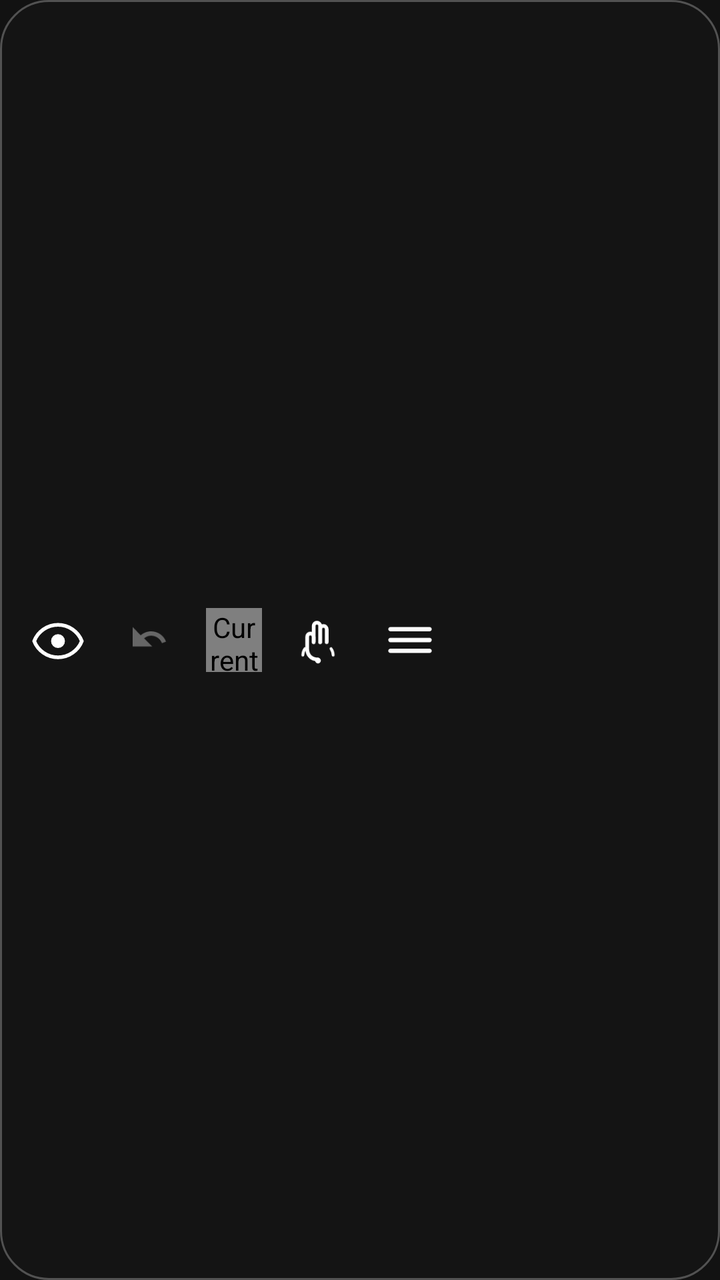
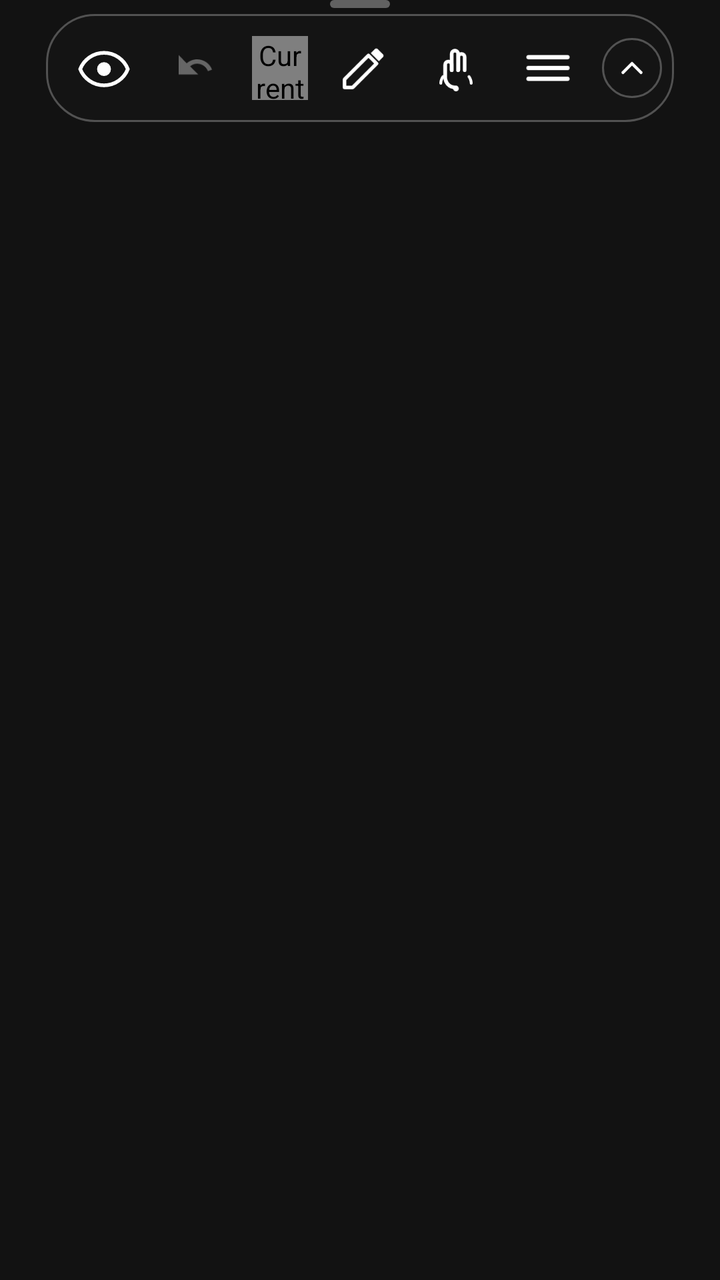

The first picture is an Android layout as it rendered before a commit; the second is the same layout after the commit. The layout source and the unified diff follow.
<!-- AndroidManifest.xml: application theme Theme.DrawAnywhere -->
<!-- res/layout/overlay_toolbar_horizontal.xml -->
<?xml version="1.0" encoding="utf-8"?>
<LinearLayout
    xmlns:android="http://schemas.android.com/apk/res/android"
    android:layout_width="wrap_content"
    android:layout_height="wrap_content"
    android:orientation="horizontal"
    android:gravity="center_vertical"
    android:background="@drawable/bg_toolbar"
    android:paddingStart="6dp"
    android:paddingEnd="6dp"
    android:paddingTop="4dp"
    android:paddingBottom="4dp"
    android:elevation="8dp">

    <ImageView
        android:id="@+id/btn_hide"
        android:layout_width="46dp"
        android:layout_height="46dp"
        android:padding="10dp"
        android:src="@drawable/ic_eye"
        android:tint="@color/toolbar_icon_default"
        android:scaleType="fitCenter"
        android:background="@android:color/transparent"
        android:clickable="true"
        android:focusable="true"
        android:contentDescription="@string/cd_btn_hide" />

    <ImageView
        android:id="@+id/btn_undo"
        android:layout_width="46dp"
        android:layout_height="46dp"
        android:padding="10dp"
        android:src="@drawable/ic_undo"
        android:tint="@color/toolbar_icon_default"
        android:scaleType="fitCenter"
        android:background="@android:color/transparent"
        android:clickable="true"
        android:focusable="true"
        android:alpha="0.35"
        android:enabled="false"
        android:contentDescription="@string/cd_btn_undo" />

    
    <com.drawanywhere.app.ColorDropView
        android:id="@+id/view_color_dot"
        android:layout_width="28dp"
        android:layout_height="32dp"
        android:layout_marginStart="5dp"
        android:layout_marginEnd="5dp"
        android:clickable="true"
        android:focusable="true"
        android:contentDescription="@string/cd_color_dot" />

    <ImageView
        android:id="@+id/btn_finger"
        android:layout_width="46dp"
        android:layout_height="46dp"
        android:padding="10dp"
        android:src="@drawable/ic_finger"
        android:tint="@color/toolbar_icon_default"
        android:scaleType="fitCenter"
        android:background="@android:color/transparent"
        android:clickable="true"
        android:focusable="true"
        android:contentDescription="@string/cd_btn_finger" />

    <ImageView
        android:id="@+id/btn_settings"
        android:layout_width="46dp"
        android:layout_height="46dp"
        android:padding="10dp"
        android:src="@drawable/ic_settings"
        android:tint="@color/toolbar_icon_default"
        android:scaleType="fitCenter"
        android:background="@android:color/transparent"
        android:clickable="true"
        android:focusable="true"
        android:contentDescription="@string/cd_btn_settings" />

</LinearLayout>
<!-- resources referenced by this layout -->
<resources>
  <color name="toolbar_icon_default">#FFFFFFFF</color>
  <!-- drawable bg_toolbar (drawable) -->
  <?xml version="1.0" encoding="utf-8"?>
  <shape xmlns:android="http://schemas.android.com/apk/res/android"
      android:shape="rectangle">
  
      <solid android:color="@color/toolbar_bg" />
  
      <corners android:radius="24dp" />
  
      <stroke
          android:width="1dp"
          android:color="@color/toolbar_divider" />
  
  </shape>
  <!-- drawable ic_undo (drawable) -->
  <?xml version="1.0" encoding="utf-8"?>
  <vector xmlns:android="http://schemas.android.com/apk/res/android"
      android:width="24dp"
      android:height="24dp"
      android:viewportWidth="24"
      android:viewportHeight="24">
  
      <path
          android:pathData="M12.5,8C10.65,8 8.99,8.7 7.7,9.83L4,6V15H13L9.27,11.27C10.16,10.49 11.28,10 12.5,10C14.77,10 16.72,11.44 17.5,13.45L19.41,12.74C18.29,9.87 15.61,8 12.5,8Z"
          android:fillColor="#FFFFFFFF" />
  
  </vector>
  <string name="cd_btn_finger">Toggle touch pass-through</string>
  <string name="cd_btn_hide">Hide or show canvas</string>
  <string name="cd_btn_settings">Open settings</string>
  <string name="cd_btn_undo">Undo last stroke</string>
  <string name="cd_color_dot">Current drawing color</string>
  <color name="toolbar_bg">#E8141414</color>
  <color name="toolbar_divider">#44FFFFFF</color>
  <color name="colorPrimary">#FFB73A3A</color>
  <color name="colorPrimaryVariant">#FF8B0000</color>
  <color name="colorOnPrimary">#FFFFFFFF</color>
  <color name="colorSecondary">#FF444444</color>
  <color name="colorOnSecondary">#FFFFFFFF</color>
  <color name="colorError">#FFCF6679</color>
  <color name="colorOnError">#FF000000</color>
  <color name="colorSurface">#FF1C1C1C</color>
  <color name="colorOnSurface">#FFFFFFFF</color>
  <color name="colorBackground">#FF121212</color>
  <!-- unchanged entries left out for length: 4 -->
</resources>

<!-- the commit's change to res/layout/overlay_toolbar_horizontal.xml (unified diff, before → after) -->
@@ -3,78 +3,125 @@
     xmlns:android="http://schemas.android.com/apk/res/android"
     android:layout_width="wrap_content"
     android:layout_height="wrap_content"
-    android:orientation="horizontal"
-    android:gravity="center_vertical"
-    android:background="@drawable/bg_toolbar"
-    android:paddingStart="6dp"
-    android:paddingEnd="6dp"
-    android:paddingTop="4dp"
-    android:paddingBottom="4dp"
-    android:elevation="8dp">
-
-    <ImageView
-        android:id="@+id/btn_hide"
-        android:layout_width="46dp"
-        android:layout_height="46dp"
-        android:padding="10dp"
-        android:src="@drawable/ic_eye"
-        android:tint="@color/toolbar_icon_default"
-        android:scaleType="fitCenter"
-        android:background="@android:color/transparent"
-        android:clickable="true"
-        android:focusable="true"
-        android:contentDescription="@string/cd_btn_hide" />
-
-    <ImageView
-        android:id="@+id/btn_undo"
-        android:layout_width="46dp"
-        android:layout_height="46dp"
-        android:padding="10dp"
-        android:src="@drawable/ic_undo"
-        android:tint="@color/toolbar_icon_default"
-        android:scaleType="fitCenter"
-        android:background="@android:color/transparent"
-        android:clickable="true"
-        android:focusable="true"
-        android:alpha="0.35"
-        android:enabled="false"
-        android:contentDescription="@string/cd_btn_undo" />
+    android:orientation="vertical"
+    android:gravity="center_horizontal">
 
     
-    <com.drawanywhere.app.ColorDropView
-        android:id="@+id/view_color_dot"
-        android:layout_width="28dp"
-        android:layout_height="32dp"
-        android:layout_marginStart="5dp"
-        android:layout_marginEnd="5dp"
-        android:clickable="true"
-        android:focusable="true"
-        android:contentDescription="@string/cd_color_dot" />
+    <View
+        android:layout_width="30dp"
+        android:layout_height="4dp"
+        android:background="@drawable/bg_grip_handle"
+        android:layout_marginBottom="3dp" />
 
-    <ImageView
-        android:id="@+id/btn_finger"
-        android:layout_width="46dp"
-        android:layout_height="46dp"
-        android:padding="10dp"
-        android:src="@drawable/ic_finger"
-        android:tint="@color/toolbar_icon_default"
-        android:scaleType="fitCenter"
-        android:background="@android:color/transparent"
-        android:clickable="true"
-        android:focusable="true"
-        android:contentDescription="@string/cd_btn_finger" />
+    <LinearLayout
+        android:id="@+id/toolbar_content_row"
+        android:layout_width="wrap_content"
+        android:layout_height="wrap_content"
+        android:orientation="horizontal"
+        android:gravity="center_vertical"
+        android:background="@drawable/bg_toolbar"
+        android:paddingStart="6dp"
+        android:paddingEnd="6dp"
+        android:paddingTop="4dp"
+        android:paddingBottom="4dp"
+        android:elevation="8dp">
 
-    <ImageView
-        android:id="@+id/btn_settings"
-        android:layout_width="46dp"
-        android:layout_height="46dp"
-        android:padding="10dp"
-        android:src="@drawable/ic_settings"
-        android:tint="@color/toolbar_icon_default"
-        android:scaleType="fitCenter"
-        android:background="@android:color/transparent"
-        android:clickable="true"
-        android:focusable="true"
-        android:contentDescription="@string/cd_btn_settings" />
+        <ImageView
+            android:id="@+id/btn_hide"
+            android:layout_width="46dp"
+            android:layout_height="46dp"
+            android:padding="10dp"
+            android:src="@drawable/ic_eye"
+            android:tint="@color/toolbar_icon_default"
+            android:scaleType="fitCenter"
+            android:background="@android:color/transparent"
+            android:clickable="true"
+            android:focusable="true"
+            android:contentDescription="@string/cd_btn_hide" />
+
+        <ImageView
+            android:id="@+id/btn_undo"
+            android:layout_width="46dp"
+            android:layout_height="46dp"
+            android:padding="10dp"
+            android:src="@drawable/ic_undo"
+            android:tint="@color/toolbar_icon_default"
+            android:scaleType="fitCenter"
+            android:background="@android:color/transparent"
+            android:clickable="true"
+            android:focusable="true"
+            android:alpha="0.35"
+            android:enabled="false"
+            android:contentDescription="@string/cd_btn_undo" />
+
+        <com.drawanywhere.app.ColorDropView
+            android:id="@+id/view_color_dot"
+            android:layout_width="28dp"
+            android:layout_height="32dp"
+            android:layout_marginStart="5dp"
+            android:layout_marginEnd="5dp"
+            android:clickable="true"
+            android:focusable="true"
+            android:contentDescription="@string/cd_color_dot" />
+
+        <ImageView
+            android:id="@+id/btn_tools"
+            android:layout_width="46dp"
+            android:layout_height="46dp"
+            android:padding="10dp"
+            android:src="@drawable/ic_pen"
+            android:tint="@color/toolbar_icon_default"
+            android:scaleType="fitCenter"
+            android:background="@android:color/transparent"
+            android:clickable="true"
+            android:focusable="true"
+            android:contentDescription="@string/cd_btn_tools" />
+
+        <ImageView
+            android:id="@+id/btn_finger"
+            android:layout_width="46dp"
+            android:layout_height="46dp"
+            android:padding="10dp"
+            android:src="@drawable/ic_finger"
+            android:tint="@color/toolbar_icon_default"
+            android:scaleType="fitCenter"
+            android:background="@android:color/transparent"
+            android:clickable="true"
+            android:focusable="true"
+            android:contentDescription="@string/cd_btn_finger" />
+
+        <ImageView
+            android:id="@+id/btn_settings"
+            android:layout_width="46dp"
+            android:layout_height="46dp"
+            android:padding="10dp"
+            android:src="@drawable/ic_settings"
+            android:tint="@color/toolbar_icon_default"
+            android:scaleType="fitCenter"
+            android:background="@android:color/transparent"
+            android:clickable="true"
+            android:focusable="true"
+            android:contentDescription="@string/cd_btn_settings" />
+
+        
+        <FrameLayout
+            android:layout_width="30dp"
+            android:layout_height="30dp"
+            android:layout_marginStart="4dp"
+            android:background="@drawable/bg_collapse_pill">
+            <ImageView
+                android:id="@+id/btn_collapse_arrow"
+                android:layout_width="match_parent"
+                android:layout_height="match_parent"
+                android:padding="6dp"
+                android:src="@drawable/ic_chevron_up"
+                android:tint="@color/toolbar_icon_default"
+                android:scaleType="fitCenter"
+                android:clickable="true"
+                android:focusable="true"
+                android:contentDescription="@string/cd_btn_collapse" />
+        </FrameLayout>
+
+    </LinearLayout>
 
 </LinearLayout>
<!-- resource entries referenced after the edit -->
@@ -1,6 +1,22 @@
 <!-- resources referenced by this layout -->
 <resources>
   <color name="toolbar_icon_default">#FFFFFFFF</color>
+  <!-- drawable bg_collapse_pill (drawable) -->
+  <?xml version="1.0" encoding="utf-8"?>
+  <shape xmlns:android="http://schemas.android.com/apk/res/android"
+      android:shape="oval">
+      <solid android:color="@color/toolbar_bg" />
+      <stroke
+          android:width="1dp"
+          android:color="@color/toolbar_divider" />
+  </shape>
+  <!-- drawable bg_grip_handle (drawable) -->
+  <?xml version="1.0" encoding="utf-8"?>
+  <shape xmlns:android="http://schemas.android.com/apk/res/android"
+      android:shape="rectangle">
+      <solid android:color="#55FFFFFF" />
+      <corners android:radius="3dp" />
+  </shape>
   <!-- drawable bg_toolbar (drawable) -->
   <?xml version="1.0" encoding="utf-8"?>
   <shape xmlns:android="http://schemas.android.com/apk/res/android"
@@ -15,6 +31,42 @@
           android:color="@color/toolbar_divider" />
   
   </shape>
+  <!-- drawable ic_chevron_up (drawable) -->
+  <?xml version="1.0" encoding="utf-8"?>
+  <vector xmlns:android="http://schemas.android.com/apk/res/android"
+      android:width="24dp" android:height="24dp"
+      android:viewportWidth="24" android:viewportHeight="24">
+      <path
+          android:pathData="M6,15L12,9L18,15"
+          android:fillColor="#00000000"
+          android:strokeColor="#FFFFFFFF"
+          android:strokeWidth="2"
+          android:strokeLineCap="round"
+          android:strokeLineJoin="round" />
+  </vector>
+  <!-- drawable ic_pen (drawable) -->
+  <?xml version="1.0" encoding="utf-8"?>
+  <vector xmlns:android="http://schemas.android.com/apk/res/android"
+      android:width="24dp"
+      android:height="24dp"
+      android:viewportWidth="24"
+      android:viewportHeight="24">
+  
+      
+      <path
+          android:pathData="M3,17.25V21H6.75L17.81,9.94L14.06,6.19L3,17.25Z"
+          android:fillColor="#00000000"
+          android:strokeColor="#FFFFFFFF"
+          android:strokeWidth="1.6"
+          android:strokeLineCap="round"
+          android:strokeLineJoin="round" />
+  
+      
+      <path
+          android:pathData="M20.71,7.04C21.1,6.65 21.1,6.02 20.71,5.63L18.37,3.29C17.98,2.9 17.35,2.9 16.96,3.29L15.13,5.12L18.88,8.87L20.71,7.04Z"
+          android:fillColor="#FFFFFFFF" />
+  
+  </vector>
   <!-- drawable ic_undo (drawable) -->
   <?xml version="1.0" encoding="utf-8"?>
   <vector xmlns:android="http://schemas.android.com/apk/res/android"
@@ -31,6 +83,7 @@
   <string name="cd_btn_finger">Toggle touch pass-through</string>
   <string name="cd_btn_hide">Hide or show canvas</string>
   <string name="cd_btn_settings">Open settings</string>
+  <string name="cd_btn_tools">Select drawing tool</string>
   <string name="cd_btn_undo">Undo last stroke</string>
   <string name="cd_color_dot">Current drawing color</string>
   <color name="toolbar_bg">#E8141414</color>
